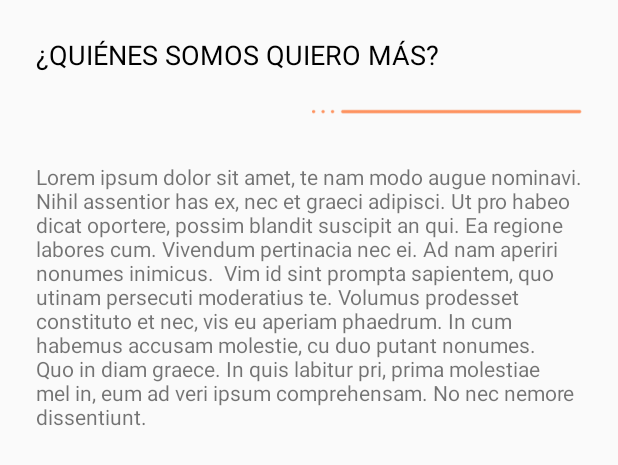
After one commit to rochidiez/Quiero-Mas, an Android app: the layout fragment_about_us.xml on its own in the app's theme, with its tools: preview values and no code run, on a phone screen of 412 x 824 dp. The commit adds this screen. Shown: the top 465 px of the screen. Run offline under Robolectric (Android 15) with nearby library versions, the phone set to English and light mode, and no system bars.

Commit message:
about us fragment

```diff
--- a/Source/Android/QuieroMas/app/build.gradle
+++ b/Source/Android/QuieroMas/app/build.gradle
@@ -71,4 +71,5 @@ dependencies {
 
 
 
+
 apply plugin: 'com.google.gms.google-services'
--- /dev/null
+++ b/Source/Android/QuieroMas/app/src/main/res/layout/fragment_about_us.xml
@@ -0,0 +1,53 @@
+<FrameLayout xmlns:android="http://schemas.android.com/apk/res/android"
+    xmlns:tools="http://schemas.android.com/tools"
+    android:layout_width="match_parent"
+    android:layout_height="match_parent"
+    tools:context="com.android.quieromas.fragment.AboutUsFragment">
+
+    <LinearLayout
+        android:layout_width="match_parent"
+        android:layout_height="match_parent"
+        android:id="@+id/lactation_header_view"
+        android:orientation="vertical">
+
+        <TextView
+            android:layout_width="match_parent"
+            android:layout_height="wrap_content"
+            android:text="¿Quiénes somos Quiero Más?"
+            android:textAllCaps="true"
+            android:textAppearance="@style/TextViewBold"
+            android:textSize="@dimen/subtitle_text_size"
+            android:layout_marginLeft="24dp"
+            android:layout_marginTop="24dp"
+            android:textColor="@color/textColorBlack"
+            android:id="@+id/lactation_title"
+            />
+
+        <ImageView
+            android:id="@+id/imageView4"
+            android:layout_width="180dp"
+            android:layout_height="3dp"
+            android:layout_margin="24dp"
+            android:layout_gravity="end"
+            android:background="@drawable/divisor_naranja"
+            android:rotation="180" />
+
+
+        <TextView
+            android:layout_width="match_parent"
+            android:layout_height="wrap_content"
+            android:layout_marginLeft="8dp"
+            android:gravity="center_vertical"
+            android:paddingLeft="16dp"
+            android:paddingRight="16dp"
+            android:paddingTop="8dp"
+            android:text="Lorem ipsum dolor sit amet, te nam modo augue nominavi. Nihil assentior has ex, nec et graeci adipisci. Ut pro habeo dicat oportere, possim blandit suscipit an qui. Ea regione labores cum. Vivendum pertinacia nec ei. Ad nam aperiri nonumes inimicus.
+
+Vim id sint prompta sapientem, quo utinam persecuti moderatius te. Volumus prodesset constituto et nec, vis eu aperiam phaedrum. In cum habemus accusam molestie, cu duo putant nonumes. Quo in diam graece. In quis labitur pri, prima molestiae mel in, eum ad veri ipsum comprehensam. No nec nemore dissentiunt."
+            android:textSize="@dimen/small_text_size">
+
+        </TextView>
+
+    </LinearLayout>
+
+</FrameLayout>
```
Also changed, not shown: Source/Android/QuieroMas/app/src/main/java/com/android/quieromas/activity/MainActivity.java (+4 -3 lines), Source/Android/QuieroMas/app/src/main/java/com/android/quieromas/fragment/AboutUsFragment.java (added, +68 -0 lines).
